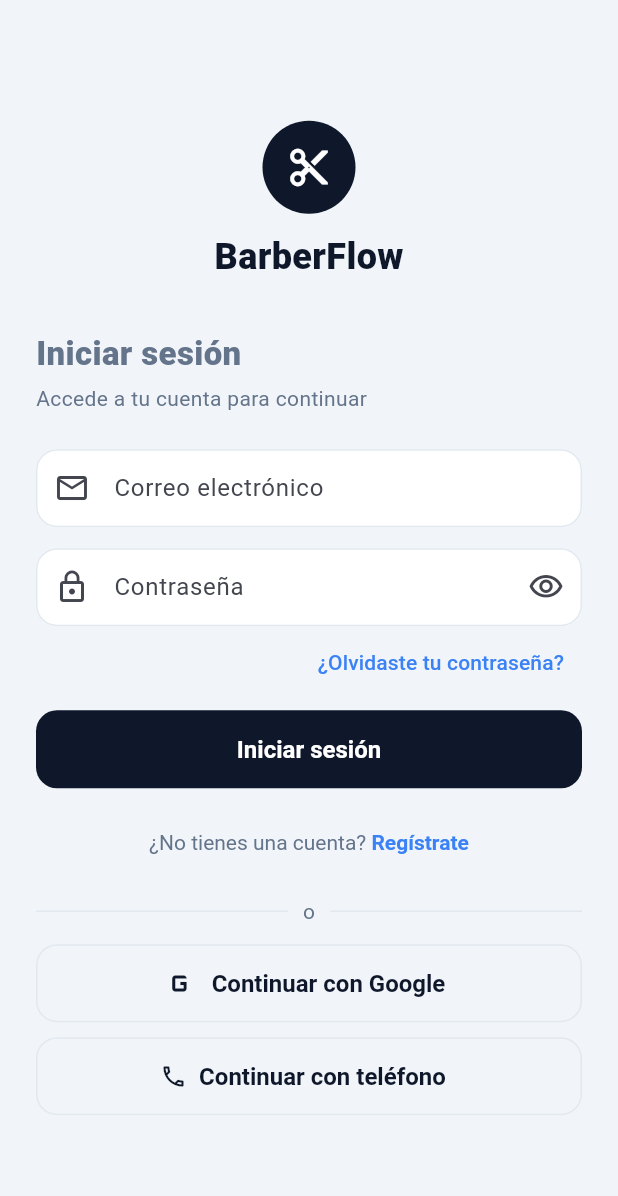
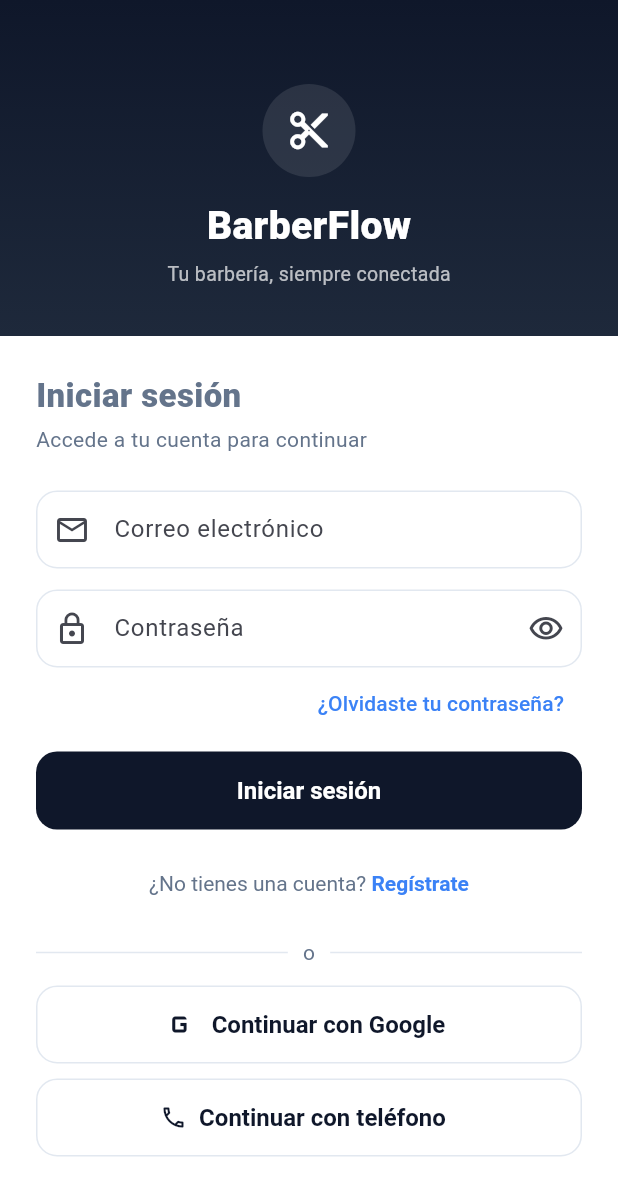
Before and after one commit to aldemarferreira347-creator/Barber_flutter, a Flutter app: the screen it shows after launch, on a phone screen of 412 x 824 dp. Shown: the top 1196 px of the screen. Run offline on Flutter 3.47's test engine with Material 3 defaults, Android fonts, the phone set to English and light mode, and no system bars; our stand-ins replace cloud_firestore, cloud_functions, firebase_auth, firebase_core, firebase_messaging, firebase_storage and 3 more; accounts and stored records are empty.

Commit message:
UI: alinear login y barberías con el sistema de diseño de referencia
La mayor parte de la app (splash, dashboards de cada rol, perfil,
registro exitoso, gestión de usuarios) ya seguía de cerca la referencia
visual compartida por el usuario — mismos colores, mismas tarjetas de
estadísticas/acciones rápidas. Cierra los huecos reales que quedaban:

- LoginView: encabezado con degradado oscuro + marca (antes un formulario
  centrado sobre fondo blanco plano), replicando el look de foto-portada
  de la referencia sin depender de una foto real inexistente.
- Barbershop gana foto de portada real: AddBarbershopView permite tomar/
  elegir una imagen (mismo patrón que servicios/productos), se sube a
  Storage (storage.rules: barbershops/{shopId}/profile/{fileName}, mismo
  criterio que servicios/productos) y se muestra en el detalle y en la
  lista de gestión en vez de un ícono plano.

Deliberadamente NO se agregó el selector de rol (Admin/Dueño/Barbero) al
registro que aparece en la referencia: el autorregistro público solo
puede crear cuentas Cliente (firestore.rules ya lo exige así) — Barbero
lo crea su Dueño, Dueño requiere la aprobación del administrador, y Admin
nunca se autorregistra. Ofrecer esos roles en el formulario habría sido
un agujero de seguridad real (auto-promoción a administrador).

Tests: nuevo test de FirestoreBarbershopService.uploadPhoto — 46 tests
en Flutter, flutter analyze limpio.

Co-Authored-By: Claude Sonnet 5 <noreply@anthropic.com>

```diff
--- a/lib/main.dart
+++ b/lib/main.dart
@@ -56,8 +56,10 @@ class BarberApp extends StatelessWidget {
         // Firebase directamente (Dependency Inversion).
         Provider<AuthRepository>(create: (_) => FirebaseAuthService()),
         Provider<UserRepository>(create: (_) => FirestoreUserService()),
-        Provider<BarbershopRepository>(create: (_) => FirestoreBarbershopService()),
         Provider<StorageRepository>(create: (_) => FirebaseStorageService()),
+        ProxyProvider<StorageRepository, BarbershopRepository>(
+          update: (_, storage, _) => FirestoreBarbershopService(storage: storage),
+        ),
         ProxyProvider<StorageRepository, ServiceRepository>(
           update: (_, storage, _) => FirestoreServiceService(storage: storage),
         ),
--- a/lib/repositories/barbershop_repository.dart
+++ b/lib/repositories/barbershop_repository.dart
@@ -1,3 +1,5 @@
+import 'dart:typed_data';
+
 import '../models/barbershop.dart';
 import '../models/day_schedule.dart';
 
@@ -11,6 +13,9 @@ abstract class BarbershopRepository {
 
   Future<String> create(Barbershop barbershop);
 
+  /// Sube la foto de portada de la barbería y guarda su URL.
+  Future<void> uploadPhoto(String id, {required String fileName, required Uint8List bytes});
+
   /// Bloqueo/desbloqueo selectivo — reservado al rol admin (impuesto también
   /// en firestore.rules, no solo en el cliente).
   Future<void> setActive(String id, bool active);
--- a/lib/services/firestore_barbershop_service.dart
+++ b/lib/services/firestore_barbershop_service.dart
@@ -1,28 +1,35 @@
+import 'dart:typed_data';
+
 import 'package:cloud_firestore/cloud_firestore.dart';
 
 import '../models/barbershop.dart';
 import '../models/day_schedule.dart';
 import '../repositories/barbershop_repository.dart';
+import '../repositories/storage_repository.dart';
 
 class FirestoreBarbershopService implements BarbershopRepository {
   final FirebaseFirestore _firestore;
+  final StorageRepository _storage;
 
-  FirestoreBarbershopService({FirebaseFirestore? firestore}) : _firestore = firestore ?? FirebaseFirestore.instance;
+  FirestoreBarbershopService({required this._storage, FirebaseFirestore? firestore})
+    : _firestore = firestore ?? FirebaseFirestore.instance;
 
   CollectionReference<Map<String, dynamic>> get _barbershops => _firestore.collection('barbershops');
 
   @override
   Stream<List<Barbershop>> watchAll() {
-    return _barbershops.orderBy('name').snapshots().map(
-          (snapshot) => snapshot.docs.map((doc) => Barbershop.fromMap(doc.id, doc.data())).toList(),
-        );
+    return _barbershops
+        .orderBy('name')
+        .snapshots()
+        .map((snapshot) => snapshot.docs.map((doc) => Barbershop.fromMap(doc.id, doc.data())).toList());
   }
 
   @override
   Stream<List<Barbershop>> watchByOwner(String ownerId) {
-    return _barbershops.where('ownerId', isEqualTo: ownerId).snapshots().map(
-          (snapshot) => snapshot.docs.map((doc) => Barbershop.fromMap(doc.id, doc.data())).toList(),
-        );
+    return _barbershops
+        .where('ownerId', isEqualTo: ownerId)
+        .snapshots()
+        .map((snapshot) => snapshot.docs.map((doc) => Barbershop.fromMap(doc.id, doc.data())).toList());
   }
 
   @override
@@ -59,4 +66,10 @@ class FirestoreBarbershopService implements BarbershopRepository {
   Future<void> updateLocation(String id, double latitude, double longitude) {
     return _barbershops.doc(id).update({'location': GeoPoint(latitude, longitude)});
   }
+
+  @override
+  Future<void> uploadPhoto(String id, {required String fileName, required Uint8List bytes}) async {
+    final url = await _storage.uploadBytes(path: 'barbershops/$id/profile/$fileName', bytes: bytes);
+    await _barbershops.doc(id).update({'photoUrl': url});
+  }
 }
--- a/lib/views/auth/login_view.dart
+++ b/lib/views/auth/login_view.dart
@@ -29,10 +29,7 @@ class _LoginViewState extends State<LoginView> {
 
   Future<void> _submit(AuthController auth) async {
     if (!_formKey.currentState!.validate()) return;
-    final ok = await auth.signIn(
-      email: _emailController.text.trim(),
-      password: _passwordController.text,
-    );
+    final ok = await auth.signIn(email: _emailController.text.trim(), password: _passwordController.text);
     if (!ok && mounted && auth.errorMessage != null) {
       ScaffoldMessenger.of(context).showSnackBar(SnackBar(content: Text(auth.errorMessage!)));
     }
@@ -70,7 +67,9 @@ class _LoginViewState extends State<LoginView> {
           mainAxisSize: MainAxisSize.min,
           crossAxisAlignment: CrossAxisAlignment.start,
           children: [
-            Text('Ya existe una cuenta registrada con $email usando correo y contraseña. Confírmala para vincular tu cuenta de Google a ella.'),
+            Text(
+              'Ya existe una cuenta registrada con $email usando correo y contraseña. Confírmala para vincular tu cuenta de Google a ella.',
+            ),
             const SizedBox(height: 14),
             TextField(
               controller: passwordController,
@@ -83,7 +82,10 @@ class _LoginViewState extends State<LoginView> {
         ),
         actions: [
           TextButton(onPressed: () => Navigator.of(context).pop(), child: const Text('Cancelar')),
-          FilledButton(onPressed: () => Navigator.of(context).pop(passwordController.text), child: const Text('Vincular')),
+          FilledButton(
+            onPressed: () => Navigator.of(context).pop(passwordController.text),
+            child: const Text('Vincular'),
+          ),
         ],
       ),
     );
@@ -122,19 +124,29 @@ class _LoginViewState extends State<LoginView> {
     if (email == null || email.isEmpty || !mounted) return;
     final ok = await auth.sendPasswordResetEmail(email);
     if (!mounted) return;
-    ScaffoldMessenger.of(context).showSnackBar(SnackBar(
-      content: Text(ok ? 'Te enviamos un enlace a $email para restablecer tu contraseña.' : (auth.errorMessage ?? 'No se pudo enviar el correo')),
-    ));
+    ScaffoldMessenger.of(context).showSnackBar(
+      SnackBar(
+        content: Text(
+          ok
+              ? 'Te enviamos un enlace a $email para restablecer tu contraseña.'
+              : (auth.errorMessage ?? 'No se pudo enviar el correo'),
+        ),
+      ),
+    );
   }
 
   @override
   Widget build(BuildContext context) {
     final auth = context.watch<AuthController>();
     return Scaffold(
-      body: SafeArea(
+      backgroundColor: AppColors.surface,
+      body: Column(
+        children: [
+          const _LoginHero(),
+          Expanded(
+            child: SingleChildScrollView(
+              padding: const EdgeInsets.fromLTRB(24, 24, 24, 16),
               child: Center(
-          child: SingleChildScrollView(
-            padding: const EdgeInsets.symmetric(horizontal: 24, vertical: 16),
                 child: ConstrainedBox(
                   constraints: const BoxConstraints(maxWidth: 400),
                   child: Form(
@@ -142,22 +154,12 @@ class _LoginViewState extends State<LoginView> {
                     child: Column(
                       crossAxisAlignment: CrossAxisAlignment.stretch,
                       children: [
-                    const SizedBox(height: 24),
-                    Center(
-                      child: Container(
-                        padding: const EdgeInsets.all(16),
-                        decoration: const BoxDecoration(color: AppColors.primary, shape: BoxShape.circle),
-                        child: const Icon(Icons.content_cut, color: Colors.white, size: 30),
-                      ),
-                    ),
-                    const SizedBox(height: 12),
-                    const Center(
-                      child: Text('BarberFlow', style: TextStyle(fontSize: 24, fontWeight: FontWeight.w800, color: AppColors.textPrimary)),
-                    ),
-                    const SizedBox(height: 32),
                         const Text('Iniciar sesión', style: TextStyle(fontSize: 22, fontWeight: FontWeight.w800)),
                         const SizedBox(height: 4),
-                    const Text('Accede a tu cuenta para continuar', style: TextStyle(color: AppColors.textSecondary)),
+                        const Text(
+                          'Accede a tu cuenta para continuar',
+                          style: TextStyle(color: AppColors.textSecondary),
+                        ),
                         const SizedBox(height: 24),
                         TextFormField(
                           controller: _emailController,
@@ -193,21 +195,27 @@ class _LoginViewState extends State<LoginView> {
                         FilledButton(
                           onPressed: auth.isBusy ? null : () => _submit(auth),
                           child: auth.isBusy
-                          ? const SizedBox(height: 18, width: 18, child: CircularProgressIndicator(strokeWidth: 2, color: Colors.white))
+                              ? const SizedBox(
+                                  height: 18,
+                                  width: 18,
+                                  child: CircularProgressIndicator(strokeWidth: 2, color: Colors.white),
+                                )
                               : const Text('Iniciar sesión'),
                         ),
                         const SizedBox(height: 12),
                         Center(
                           child: TextButton(
-                        onPressed: () => Navigator.of(context).push(
-                          MaterialPageRoute(builder: (_) => const RegisterView()),
-                        ),
+                            onPressed: () =>
+                                Navigator.of(context).push(MaterialPageRoute(builder: (_) => const RegisterView())),
                             child: RichText(
                               text: const TextSpan(
                                 style: TextStyle(color: AppColors.textSecondary),
                                 children: [
                                   TextSpan(text: '¿No tienes una cuenta? '),
-                              TextSpan(text: 'Regístrate', style: TextStyle(color: AppColors.accent, fontWeight: FontWeight.w600)),
+                                  TextSpan(
+                                    text: 'Regístrate',
+                                    style: TextStyle(color: AppColors.accent, fontWeight: FontWeight.w600),
+                                  ),
                                 ],
                               ),
                             ),
@@ -217,7 +225,10 @@ class _LoginViewState extends State<LoginView> {
                         Row(
                           children: const [
                             Expanded(child: Divider()),
-                        Padding(padding: EdgeInsets.symmetric(horizontal: 10), child: Text('o', style: TextStyle(color: AppColors.textSecondary))),
+                            Padding(
+                              padding: EdgeInsets.symmetric(horizontal: 10),
+                              child: Text('o', style: TextStyle(color: AppColors.textSecondary)),
+                            ),
                             Expanded(child: Divider()),
                           ],
                         ),
@@ -231,7 +242,9 @@ class _LoginViewState extends State<LoginView> {
                         OutlinedButton.icon(
                           onPressed: auth.isBusy
                               ? null
-                          : () => Navigator.of(context).push(MaterialPageRoute(builder: (_) => const PhoneLoginView())),
+                              : () =>
+                                    Navigator.of(context)
+                                        .push(MaterialPageRoute(builder: (_) => const PhoneLoginView())),
                           icon: const Icon(Icons.phone_outlined),
                           label: const Text('Continuar con teléfono'),
                         ),
@@ -243,6 +256,47 @@ class _LoginViewState extends State<LoginView> {
               ),
             ),
           ),
+        ],
+      ),
     );
   }
 }
+
+class _LoginHero extends StatelessWidget {
+  const _LoginHero();
+
+  @override
+  Widget build(BuildContext context) {
+    return Container(
+      width: double.infinity,
+      padding: const EdgeInsets.fromLTRB(24, 56, 24, 32),
+      decoration: const BoxDecoration(
+        gradient: LinearGradient(
+          begin: Alignment.topCenter,
+          end: Alignment.bottomCenter,
+          colors: [AppColors.primary, Color(0xFF1E293B)],
+        ),
+      ),
+      child: Column(
+        mainAxisSize: MainAxisSize.min,
+        children: [
+          Container(
+            padding: const EdgeInsets.all(16),
+            decoration: BoxDecoration(color: Colors.white.withValues(alpha: 0.1), shape: BoxShape.circle),
+            child: const Icon(Icons.content_cut, color: Colors.white, size: 30),
+          ),
+          const SizedBox(height: 14),
+          const Text(
+            'BarberFlow',
+            style: TextStyle(color: Colors.white, fontSize: 26, fontWeight: FontWeight.w800),
+          ),
+          const SizedBox(height: 4),
+          Text(
+            'Tu barbería, siempre conectada',
+            style: TextStyle(color: Colors.white.withValues(alpha: 0.7), fontSize: 13),
+          ),
+        ],
+      ),
+    );
+  }
+}
```
Also changed, not shown: lib/views/barbershop/add_barbershop_view.dart (+94 -5 lines), lib/views/barbershop/barbershop_detail_view.dart (+8 -2 lines), lib/views/barbershop/manage_barbershops_view.dart (+17 -6 lines), 2 other files. Lines whose indentation alone changed are shown as unchanged.
